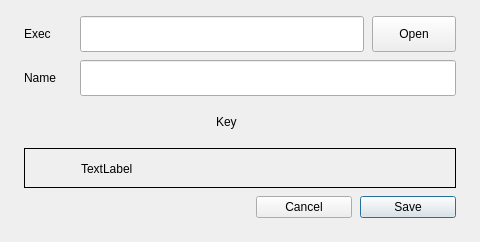
First picture: the form in plugins/devices/shortcut/addshortcutdialog.ui, repository ukui/ukui-control-center, before the edit.
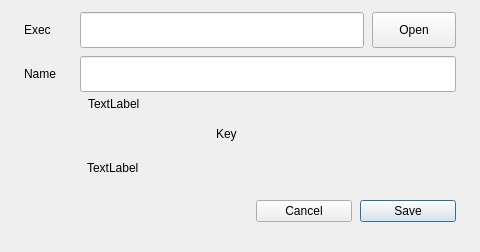
Second picture: the form after the edit. Custom widgets are drawn as their Qt base class.

```diff
--- a/plugins/devices/shortcut/addshortcutdialog.ui
+++ b/plugins/devices/shortcut/addshortcutdialog.ui
@@ -7,19 +7,19 @@
     <x>0</x>
     <y>0</y>
     <width>480</width>
-    <height>242</height>
+    <height>252</height>
    </rect>
   </property>
   <property name="minimumSize">
    <size>
     <width>480</width>
-    <height>242</height>
+    <height>0</height>
    </size>
   </property>
   <property name="maximumSize">
    <size>
     <width>480</width>
-    <height>242</height>
+    <height>252</height>
    </size>
   </property>
   <property name="windowTitle">
@@ -57,7 +57,7 @@
        <item>
         <layout class="QVBoxLayout" name="verticalLayout">
          <property name="spacing">
-          <number>8</number>
+          <number>0</number>
          </property>
          <item>
           <layout class="QHBoxLayout" name="horizontalLayout_4" stretch="0,0,0">
@@ -129,6 +129,22 @@
            </item>
           </layout>
          </item>
+         <item>
+          <spacer name="verticalSpacer">
+           <property name="orientation">
+            <enum>Qt::Vertical</enum>
+           </property>
+           <property name="sizeType">
+            <enum>QSizePolicy::Fixed</enum>
+           </property>
+           <property name="sizeHint" stdset="0">
+            <size>
+             <width>20</width>
+             <height>8</height>
+            </size>
+           </property>
+          </spacer>
+         </item>
          <item>
           <layout class="QHBoxLayout" name="horizontalLayout_6" stretch="0,0">
            <property name="spacing">
@@ -177,8 +193,43 @@
            </item>
           </layout>
          </item>
+         <item>
+          <layout class="QHBoxLayout" name="horizontalLayout_10">
+           <property name="spacing">
+            <number>0</number>
+           </property>
+           <property name="leftMargin">
+            <number>64</number>
+           </property>
+           <property name="topMargin">
+            <number>0</number>
+           </property>
+           <item>
+            <widget class="QLabel" name="label_5">
+             <property name="minimumSize">
+              <size>
+               <width>0</width>
+               <height>24</height>
+              </size>
+             </property>
+             <property name="maximumSize">
+              <size>
+               <width>16777215</width>
+               <height>24</height>
+              </size>
+             </property>
+             <property name="text">
+              <string>TextLabel</string>
+             </property>
+            </widget>
+           </item>
+          </layout>
+         </item>
          <item>
           <layout class="QHBoxLayout" name="horizontalLayout_2">
+           <property name="spacing">
+            <number>8</number>
+           </property>
            <item>
             <widget class="FixLabel" name="label">
              <property name="minimumSize">
@@ -207,28 +258,25 @@
     </layout>
    </item>
    <item>
-    <widget class="QFrame" name="wFrame">
+    <widget class="QWidget" name="wWidget" native="true">
      <property name="minimumSize">
       <size>
        <width>0</width>
-       <height>40</height>
+       <height>24</height>
       </size>
      </property>
      <property name="maximumSize">
       <size>
        <width>16777215</width>
-       <height>40</height>
+       <height>24</height>
       </size>
      </property>
-     <property name="frameShape">
-      <enum>QFrame::Box</enum>
-     </property>
      <layout class="QHBoxLayout" name="horizontalLayout_3">
       <property name="spacing">
        <number>0</number>
       </property>
       <property name="leftMargin">
-       <number>0</number>
+       <number>63</number>
       </property>
       <property name="topMargin">
        <number>0</number>
@@ -240,82 +288,11 @@
        <number>0</number>
       </property>
       <item>
-       <layout class="QHBoxLayout" name="horizontalLayout_5">
-        <property name="spacing">
-         <number>8</number>
+       <widget class="QLabel" name="label_4">
+        <property name="text">
+         <string>TextLabel</string>
         </property>
-        <property name="leftMargin">
-         <number>56</number>
-        </property>
-        <item>
-         <widget class="QFrame" name="frame">
-          <property name="minimumSize">
-           <size>
-            <width>326</width>
-            <height>40</height>
-           </size>
-          </property>
-          <property name="maximumSize">
-           <size>
-            <width>16777215</width>
-            <height>40</height>
-           </size>
-          </property>
-          <property name="frameShape">
-           <enum>QFrame::Box</enum>
-          </property>
-          <property name="frameShadow">
-           <enum>QFrame::Raised</enum>
-          </property>
-          <property name="lineWidth">
-           <number>0</number>
-          </property>
-          <layout class="QHBoxLayout" name="horizontalLayout_9">
-           <property name="spacing">
-            <number>16</number>
-           </property>
-           <property name="leftMargin">
-            <number>0</number>
-           </property>
-           <property name="topMargin">
-            <number>0</number>
-           </property>
-           <property name="rightMargin">
-            <number>0</number>
-           </property>
-           <property name="bottomMargin">
-            <number>0</number>
-           </property>
-           <item>
-            <layout class="QHBoxLayout" name="horizontalLayout_8">
-             <property name="spacing">
-              <number>4</number>
-             </property>
-             <item>
-              <widget class="FixLabel" name="label_4">
-               <property name="minimumSize">
-                <size>
-                 <width>0</width>
-                 <height>36</height>
-                </size>
-               </property>
-               <property name="maximumSize">
-                <size>
-                 <width>16777215</width>
-                 <height>36</height>
-                </size>
-               </property>
-               <property name="text">
-                <string>TextLabel</string>
-               </property>
-              </widget>
-             </item>
-            </layout>
-           </item>
-          </layout>
-         </widget>
-        </item>
-       </layout>
+       </widget>
       </item>
      </layout>
     </widget>
@@ -325,6 +302,12 @@
      <property name="spacing">
       <number>8</number>
      </property>
+     <property name="topMargin">
+      <number>16</number>
+     </property>
+     <property name="bottomMargin">
+      <number>8</number>
+     </property>
      <item>
       <spacer name="horizontalSpacer_2">
        <property name="orientation">
```
